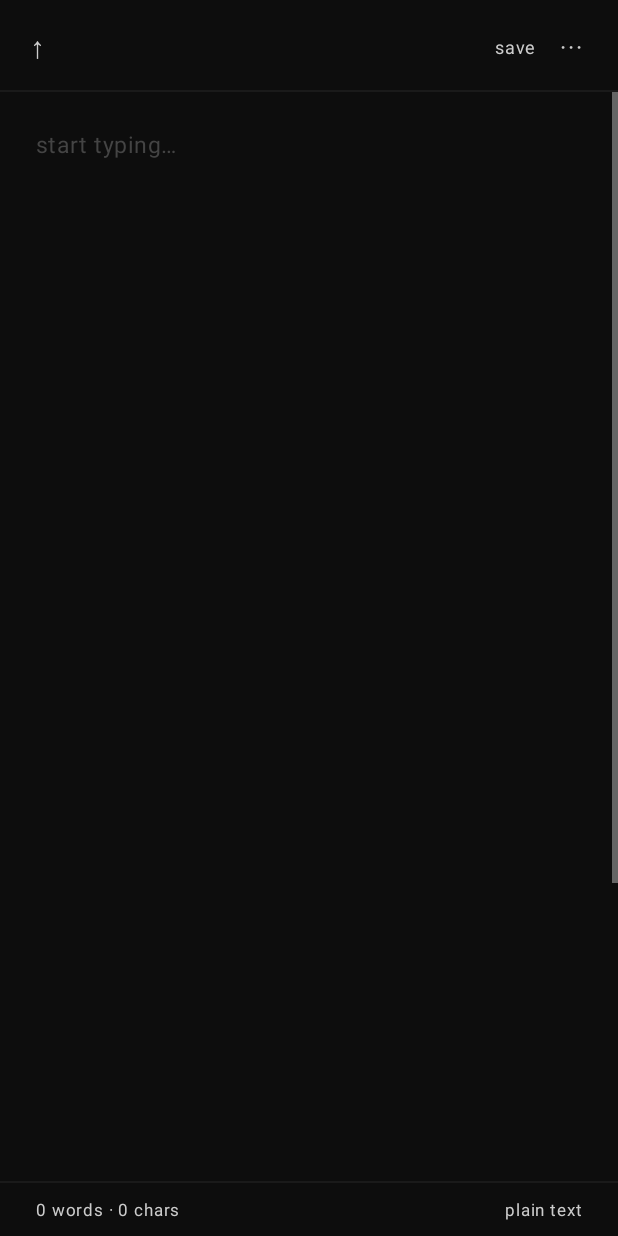
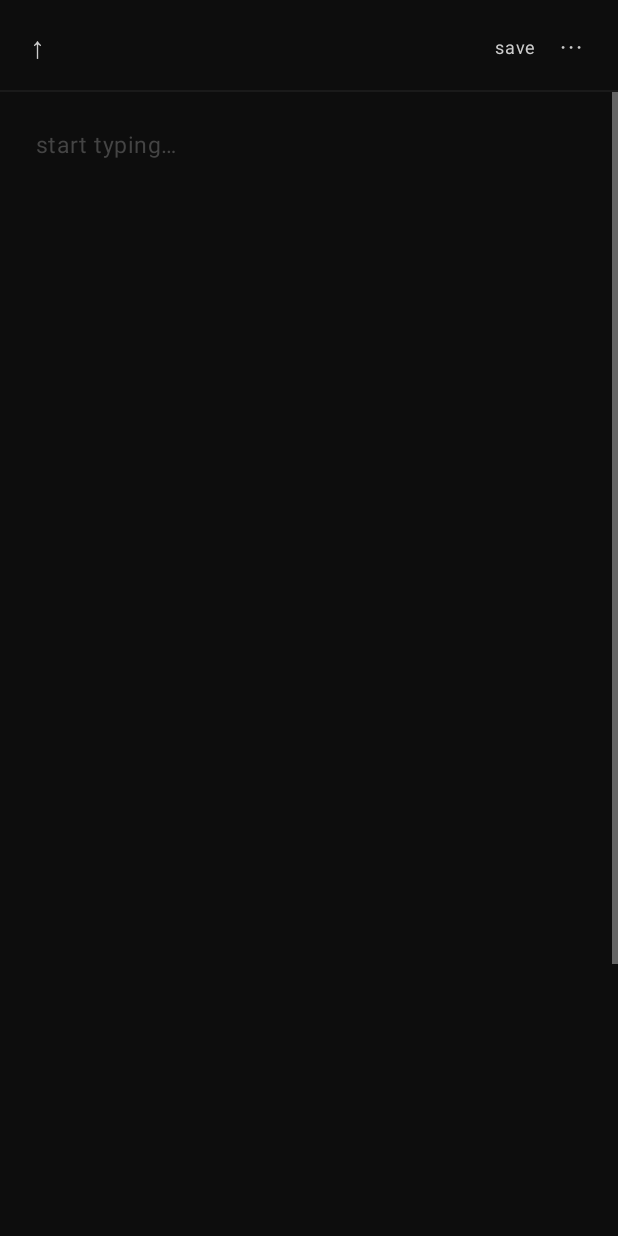
Before and after one commit to Zaegan/BurnerPad, an Android app: the EditorActivity screen opened directly, with no data from a screen before it, on a phone screen of 412 x 824 dp. Run offline under Robolectric (Android 15) with nearby library versions, the phone set to English and light mode, and no system bars; libraries missing offline, so code that uses them is left out: net.lingala.zip4j; 1 statement that could not run was skipped.

Commit message:
Add status bar toggle to settings (word/char count footer)
Default on. When off, hides the footer and its divider in the editor
to give more vertical space to the note text.

Co-Authored-By: Claude Sonnet 4.6 <noreply@anthropic.com>

```diff
--- a/app/src/main/java/com/github/zaegan/burnerpad/EditorActivity.java
+++ b/app/src/main/java/com/github/zaegan/burnerpad/EditorActivity.java
@@ -78,6 +78,12 @@ public class EditorActivity extends AppCompatActivity {
         btnSave           = findViewById(R.id.btnSave);
         tvWordCount       = findViewById(R.id.tvWordCount);
         tvStatus          = findViewById(R.id.tvStatus);
+        footerDivider     = findViewById(R.id.footerDivider);
+
+        boolean showStatusBar = PinManager.getShowStatusBar();
+        int footerVis = showStatusBar ? View.VISIBLE : View.GONE;
+        findViewById(R.id.footer).setVisibility(footerVis);
+        footerDivider.setVisibility(footerVis);
 
         tvNoteName.setText(noteName);
         tvNoteName.setOnLongClickListener(v -> { showRenameDialog(); return true; });
--- a/app/src/main/java/com/github/zaegan/burnerpad/prefs/PinManager.java
+++ b/app/src/main/java/com/github/zaegan/burnerpad/prefs/PinManager.java
@@ -29,6 +29,7 @@ public final class PinManager {
     private static final String KEY_INITIALIZED = "burnerpad_initialized";
     private static final String KEY_AUTOSAVE    = "burnerpad_autosave";
     private static final String KEY_THEME       = "burnerpad_theme";
+    private static final String KEY_STATUS_BAR  = "burnerpad_status_bar";
     private static final String KEY_WALKTHROUGH = "burnerpad_walkthrough_seen";
     private static final String KEY_TUTORIALS   = "burnerpad_tutorials";
     private static final String KEY_LAST_LOC    = "burnerpad_last_location";
@@ -181,6 +182,14 @@ public final class PinManager {
         SecurePrefs.set(KEY_AUTOSAVE, enabled ? "true" : "false");
     }
 
+    public static boolean getShowStatusBar() {
+        return "true".equals(SecurePrefs.get(KEY_STATUS_BAR, "true"));
+    }
+
+    public static void setShowStatusBar(boolean show) {
+        SecurePrefs.set(KEY_STATUS_BAR, show ? "true" : "false");
+    }
+
     public static String getTheme() {
         return SecurePrefs.get(KEY_THEME, "system");
     }
--- a/app/src/main/res/layout/activity_editor.xml
+++ b/app/src/main/res/layout/activity_editor.xml
@@ -127,6 +127,7 @@
     </ScrollView>
 
     <View
+        android:id="@+id/footerDivider"
         android:layout_width="match_parent"
         android:layout_height="1dp"
         android:background="?attr/borderColor" />
```
Also changed, not shown: app/src/main/java/com/github/zaegan/burnerpad/SettingsActivity.java (+13 -1 lines), app/src/main/res/layout/activity_settings.xml (+43 -0 lines).
